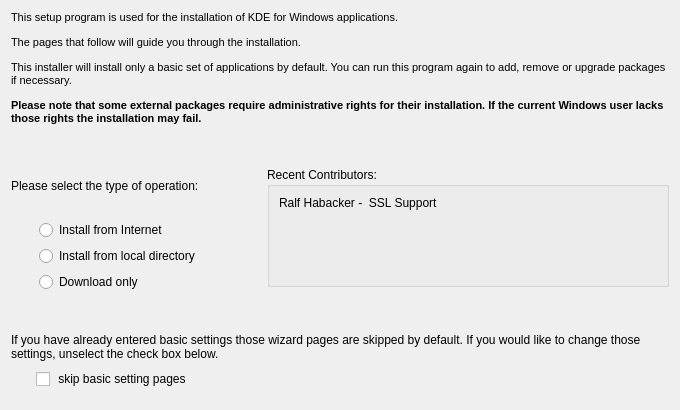
Qt form gui/themes/main/titlepage.ui (KDE/kdewin-installer) before a commit.
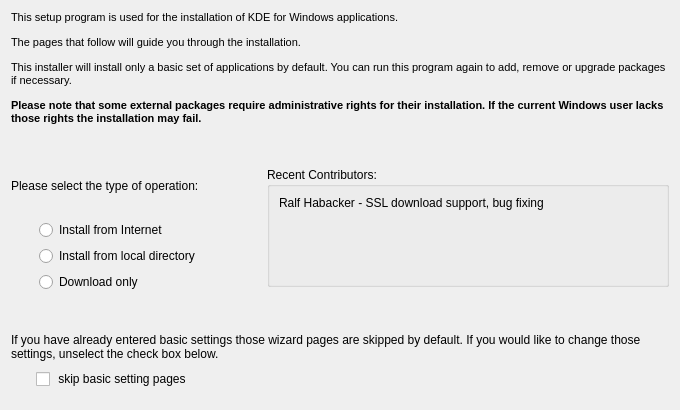
The same form after that commit.

What changed in the file:
```diff
--- a/gui/themes/main/titlepage.ui
+++ b/gui/themes/main/titlepage.ui
@@ -199,7 +199,7 @@
           <item>
            <widget class="QLabel" name="label_3">
             <property name="text">
-             <string>Ralf Habacker -  SSL Support</string>
+             <string>Ralf Habacker - SSL download support, bug fixing</string>
             </property>
             <property name="alignment">
              <set>Qt::AlignLeading|Qt::AlignLeft|Qt::AlignTop</set>
```
